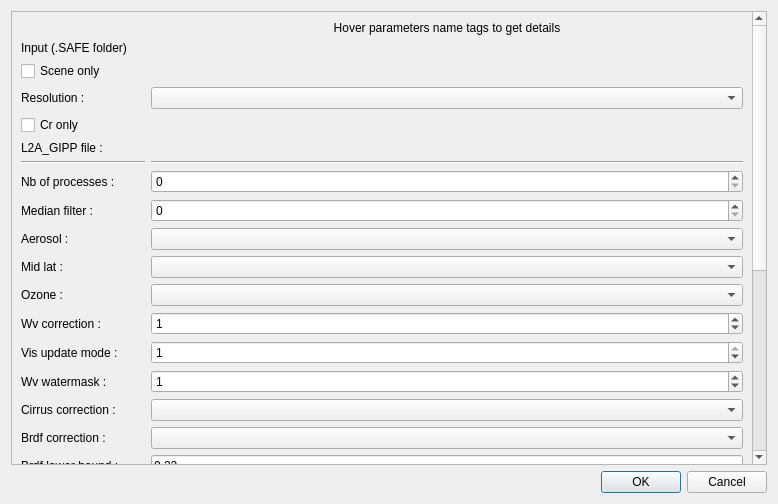
This is sen2cor_adapter_dialog_base.ui in MathisRD/sen2cor_adapter as Qt 5 draws it before an edit. The edited form follows.
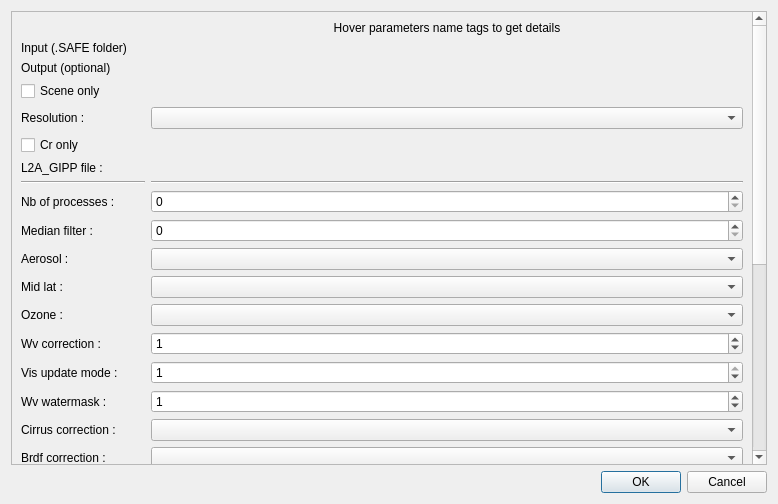
This is the edited form. Custom widgets are drawn as their Qt base class.

Commit message: Added output folder form

```diff
--- a/sen2cor_adapter_dialog_base.ui
+++ b/sen2cor_adapter_dialog_base.ui
@@ -35,11 +35,11 @@
         <x>0</x>
         <y>0</y>
         <width>742</width>
-        <height>1049</height>
+        <height>1089</height>
        </rect>
       </property>
       <layout class="QGridLayout" name="gridLayout_2">
-       <item row="13" column="1">
+       <item row="14" column="1">
         <widget class="QgsSpinBox" name="wvCorrectionSpin">
          <property name="maximum">
           <number>4</number>
@@ -49,7 +49,7 @@
          </property>
         </widget>
        </item>
-       <item row="29" column="0">
+       <item row="30" column="0">
         <widget class="QLabel" name="generateDdvOutLab">
          <property name="toolTip">
           <string>FALSE: no DDV output, TRUE: store DDV in the QI_DATA directory</string>
@@ -59,79 +59,79 @@
          </property>
         </widget>
        </item>
-       <item row="18" column="1">
+       <item row="19" column="1">
         <widget class="QLineEdit" name="brdfLowerForm">
          <property name="text">
           <string>0.22</string>
          </property>
         </widget>
        </item>
-       <item row="21" column="1">
+       <item row="22" column="1">
         <widget class="QLineEdit" name="wvThresCirrusForm">
          <property name="text">
           <string>0.25</string>
          </property>
         </widget>
        </item>
-       <item row="22" column="1">
+       <item row="23" column="1">
         <widget class="QLineEdit" name="demDirForm"/>
        </item>
-       <item row="26" column="1">
+       <item row="27" column="1">
         <widget class="QLineEdit" name="smoothWvMapForm">
          <property name="text">
           <string>100.0</string>
          </property>
         </widget>
        </item>
-       <item row="24" column="1">
-        <widget class="QgsSpinBox" name="demUnitSpin">
-         <property name="maximum">
-          <number>2</number>
-         </property>
-        </widget>
-       </item>
        <item row="25" column="1">
+        <widget class="QgsSpinBox" name="demUnitSpin">
+         <property name="maximum">
+          <number>2</number>
+         </property>
+        </widget>
+       </item>
+       <item row="26" column="1">
         <widget class="QLineEdit" name="adjacencyRangeForm">
          <property name="text">
           <string>1.0</string>
          </property>
         </widget>
        </item>
-       <item row="20" column="1">
+       <item row="21" column="1">
         <widget class="QLineEdit" name="altitudeForm">
          <property name="text">
           <string>0.100</string>
          </property>
         </widget>
        </item>
-       <item row="19" column="1">
+       <item row="20" column="1">
         <widget class="QLineEdit" name="visibilityForm">
          <property name="text">
           <string>40.0</string>
          </property>
         </widget>
        </item>
-       <item row="23" column="1">
+       <item row="24" column="1">
         <widget class="QLineEdit" name="demRefForm">
          <property name="text">
           <string>http://data_public:GDdci@data.cgiar-csi.org/srtm/tiles/GeoTIFF/</string>
          </property>
         </widget>
        </item>
-       <item row="10" column="1">
+       <item row="11" column="1">
         <widget class="QComboBox" name="aerosolCombo"/>
        </item>
-       <item row="3" column="1">
+       <item row="4" column="1">
         <widget class="QComboBox" name="resCombo"/>
        </item>
-       <item row="5" column="0">
+       <item row="6" column="0">
         <widget class="QLabel" name="gippLab">
          <property name="text">
           <string>L2A_GIPP file :</string>
          </property>
         </widget>
        </item>
-       <item row="12" column="0">
+       <item row="13" column="0">
         <widget class="QLabel" name="ozoneLab">
          <property name="toolTip">
           <string>&lt;html&gt;&lt;head/&gt;&lt;body&gt;&lt;p&gt;The atmospheric temperature profile and ozone content in Dobson Unit (DU):&lt;/p&gt;&lt;p&gt;0: to get the best approximation from metadata (this is the smallest difference between metadata and column DU)&lt;/p&gt;&lt;p&gt;else select one of:&lt;/p&gt;&lt;ul&gt;&lt;li&gt;For midlatitude summer (MS) atmosphere: 250, 290, 331 (standard MS), 370, 410, 450&lt;/li&gt;&lt;li&gt;For midlatitude winter (MW) atmosphere: 250, 290, 330, 377 (standard MW), 420, 460&lt;/li&gt;&lt;/ul&gt;&lt;/body&gt;&lt;/html&gt;</string>
@@ -141,7 +141,7 @@
          </property>
         </widget>
        </item>
-       <item row="17" column="0">
+       <item row="18" column="0">
         <widget class="QLabel" name="brdfCorLab">
          <property name="toolTip">
           <string>0: no BRDF correction, 1, 2, 11, 12, 22, 21: see S2-PDGS-MPC-L2A-IODD for explanation</string>
@@ -151,7 +151,7 @@
          </property>
         </widget>
        </item>
-       <item row="15" column="1">
+       <item row="16" column="1">
         <widget class="QgsSpinBox" name="wvWatermaskSpin">
          <property name="maximum">
           <number>2</number>
@@ -161,7 +161,7 @@
          </property>
         </widget>
        </item>
-       <item row="23" column="0">
+       <item row="24" column="0">
         <widget class="QLabel" name="demRefLab">
          <property name="toolTip">
           <string>Reference to DEM URL. A SRTM DEM will be downloaded from this reference, if no local DEM is available.</string>
@@ -171,7 +171,7 @@
          </property>
         </widget>
        </item>
-       <item row="14" column="1">
+       <item row="15" column="1">
         <widget class="QgsSpinBox" name="visUpdateSpin">
          <property name="maximum">
           <number>1</number>
@@ -181,7 +181,7 @@
          </property>
         </widget>
        </item>
-       <item row="24" column="0">
+       <item row="25" column="0">
         <widget class="QLabel" name="demUnitLab">
          <property name="toolTip">
           <string>Default DEM unit: 0=[m], 1=[dm], 2=[cm]</string>
@@ -191,7 +191,7 @@
          </property>
         </widget>
        </item>
-       <item row="19" column="0">
+       <item row="20" column="0">
         <widget class="QLabel" name="visibilityLab">
          <property name="toolTip">
           <string>5 km &lt;= visibility &lt;= 120 km</string>
@@ -201,7 +201,7 @@
          </property>
         </widget>
        </item>
-       <item row="27" column="0">
+       <item row="28" column="0">
         <widget class="QLabel" name="generateDemOutLab">
          <property name="toolTip">
           <string>FALSE: no DEM output, TRUE: store DEM in the AUX data directory</string>
@@ -211,14 +211,14 @@
          </property>
         </widget>
        </item>
-       <item row="9" column="1">
+       <item row="10" column="1">
         <widget class="QgsSpinBox" name="medianFilterSpin">
          <property name="maximum">
           <number>10</number>
          </property>
         </widget>
        </item>
-       <item row="11" column="0">
+       <item row="12" column="0">
         <widget class="QLabel" name="midLatLab">
          <property name="toolTip">
           <string>Default mid latitue, if not automatic determinded via metadata, can be: SUMMER, WINTER, AUTO</string>
@@ -228,7 +228,7 @@
          </property>
         </widget>
        </item>
-       <item row="10" column="0">
+       <item row="11" column="0">
         <widget class="QLabel" name="aerosolLab">
          <property name="toolTip">
           <string>Default aerosol type, if not automatic determinded via metadata, can be: RURAL, MARITIME or AUTO</string>
@@ -238,7 +238,7 @@
          </property>
         </widget>
        </item>
-       <item row="13" column="0">
+       <item row="14" column="0">
         <widget class="QLabel" name="wvCorrectionLab">
          <property name="toolTip">
           <string>&lt;html&gt;&lt;head/&gt;&lt;body&gt;&lt;p&gt;Enumeration for correction of Water Vapour: &lt;/p&gt;&lt;ul&gt;&lt;li&gt;0: No correction&lt;/li&gt;&lt;li&gt;1: only 940 nm bands&lt;/li&gt;&lt;li&gt;2: only 1130 nm bands&lt;/li&gt;&lt;li&gt;3: both regions used during wv retrieval&lt;/li&gt;&lt;li&gt;4: Thermal region&lt;/li&gt;&lt;/ul&gt;&lt;/body&gt;&lt;/html&gt;</string>
@@ -248,7 +248,7 @@
          </property>
         </widget>
        </item>
-       <item row="15" column="0">
+       <item row="16" column="0">
         <widget class="QLabel" name="wvWatermaskLab">
          <property name="toolTip">
           <string>&lt;html&gt;&lt;head/&gt;&lt;body&gt;&lt;p&gt;Enumeration for setting of Water Vapour mask&lt;/p&gt;&lt;ul&gt;&lt;li&gt;0: not replaced&lt;/li&gt;&lt;li&gt;1: land-average&lt;/li&gt;&lt;li&gt;2: line-average&lt;/li&gt;&lt;/ul&gt;&lt;/body&gt;&lt;/html&gt;</string>
@@ -258,7 +258,7 @@
          </property>
         </widget>
        </item>
-       <item row="8" column="1">
+       <item row="9" column="1">
         <widget class="QgsSpinBox" name="nbProcSpin">
          <property name="minimum">
           <number>0</number>
@@ -271,7 +271,7 @@
          </property>
         </widget>
        </item>
-       <item row="16" column="0">
+       <item row="17" column="0">
         <widget class="QLabel" name="cirrusCorLab">
          <property name="toolTip">
           <string>Boolean flag for cirrus correction, FALSE: no cirrus correction applied, TRUE: cirrus correction applied</string>
@@ -281,7 +281,7 @@
          </property>
         </widget>
        </item>
-       <item row="21" column="0">
+       <item row="22" column="0">
         <widget class="QLabel" name="wvThresCirrusLab">
          <property name="toolTip">
           <string>Water Vapor threshold to switch off cirrus algorithm [cm] from 0.1 to 1.0</string>
@@ -291,7 +291,7 @@
          </property>
         </widget>
        </item>
-       <item row="14" column="0">
+       <item row="15" column="0">
         <widget class="QLabel" name="visUpdateLab">
          <property name="toolTip">
           <string>Update mode for visibility: 0: fixed or 1: automatic determination</string>
@@ -301,7 +301,7 @@
          </property>
         </widget>
        </item>
-       <item row="26" column="0">
+       <item row="27" column="0">
         <widget class="QLabel" name="smoothWvMapLab">
          <property name="toolTip">
           <string>Length of square box in meters (from 0 to 300.0)</string>
@@ -311,7 +311,7 @@
          </property>
         </widget>
        </item>
-       <item row="28" column="0">
+       <item row="29" column="0">
         <widget class="QLabel" name="generateTciOutLab">
          <property name="toolTip">
           <string>FALSE: no TCI output, TRUE: store TCI in the IMAGE data directory</string>
@@ -331,7 +331,14 @@
          </property>
         </widget>
        </item>
-       <item row="9" column="0">
+       <item row="8" column="0">
+        <widget class="Line" name="line_2">
+         <property name="orientation">
+          <enum>Qt::Horizontal</enum>
+         </property>
+        </widget>
+       </item>
+       <item row="10" column="0">
         <widget class="QLabel" name="medianFilterLab">
          <property name="toolTip">
           <string>Median filtering used for shaping of scene classificaion</string>
@@ -341,7 +348,7 @@
          </property>
         </widget>
        </item>
-       <item row="20" column="0">
+       <item row="21" column="0">
         <widget class="QLabel" name="altitudeLab">
          <property name="toolTip">
           <string>Default altitude in Km (from 0 to 2.5)</string>
@@ -351,7 +358,7 @@
          </property>
         </widget>
        </item>
-       <item row="22" column="0">
+       <item row="23" column="0">
         <widget class="QLabel" name="demDirLab">
          <property name="toolTip">
           <string>Reference to directory of DEM location. If left blank, no DEM will be used.</string>
@@ -361,10 +368,10 @@
          </property>
         </widget>
        </item>
-       <item row="5" column="1">
+       <item row="6" column="1">
         <widget class="QgsFileWidget" name="gippChooser"/>
        </item>
-       <item row="4" column="0">
+       <item row="5" column="0">
         <widget class="QCheckBox" name="crCheck">
          <property name="toolTip">
           <string>Performs only the creation of the L2A product tree, no processing</string>
@@ -374,7 +381,7 @@
          </property>
         </widget>
        </item>
-       <item row="3" column="0">
+       <item row="4" column="0">
         <widget class="QLabel" name="resLab">
          <property name="toolTip">
           <string>Target resolution, can be 10, 20 or 60m. If ALL, all resolutions will be processed</string>
@@ -384,7 +391,7 @@
          </property>
         </widget>
        </item>
-       <item row="2" column="0">
+       <item row="3" column="0">
         <widget class="QCheckBox" name="scCheck">
          <property name="toolTip">
           <string>Performs only the scene classification at 60 or 20m resolution</string>
@@ -394,7 +401,7 @@
          </property>
         </widget>
        </item>
-       <item row="18" column="0">
+       <item row="19" column="0">
         <widget class="QLabel" name="brdfLowerLab">
          <property name="toolTip">
           <string>Lower bound of BRDF correction (from 0.1 to 0.25): In most cases, g=0.2 to 0.25 is adequate, in extreme cases of overcorrection g=0.1 should be applied</string>
@@ -411,7 +418,7 @@
          </property>
         </widget>
        </item>
-       <item row="25" column="0">
+       <item row="26" column="0">
         <widget class="QLabel" name="adjacencyRangeLab">
          <property name="toolTip">
           <string>Default adjacency range in Km (from 0 to 10.0)</string>
@@ -421,7 +428,7 @@
          </property>
         </widget>
        </item>
-       <item row="8" column="0">
+       <item row="9" column="0">
         <widget class="QLabel" name="nbProcLab">
          <property name="toolTip">
           <string>0 = AUTO - Number of processes you intend to operate in parallel</string>
@@ -434,41 +441,47 @@
        <item row="1" column="1">
         <widget class="QgsFileWidget" name="inputChooser"/>
        </item>
-       <item row="27" column="1">
-        <widget class="QComboBox" name="generateDemOutCombo"/>
-       </item>
        <item row="28" column="1">
-        <widget class="QComboBox" name="generateTciOutCombo"/>
+        <widget class="QComboBox" name="generateDemOutCombo"/>
        </item>
        <item row="29" column="1">
+        <widget class="QComboBox" name="generateTciOutCombo"/>
+       </item>
+       <item row="30" column="1">
         <widget class="QComboBox" name="generateDdvOutCombo"/>
        </item>
-       <item row="17" column="1">
+       <item row="18" column="1">
         <widget class="QComboBox" name="brdfCorCombo"/>
        </item>
-       <item row="16" column="1">
+       <item row="17" column="1">
         <widget class="QComboBox" name="cirrusCorCombo"/>
        </item>
-       <item row="12" column="1">
+       <item row="13" column="1">
         <widget class="QComboBox" name="ozoneCombo"/>
        </item>
-       <item row="11" column="1">
+       <item row="12" column="1">
         <widget class="QComboBox" name="midLatCombo"/>
        </item>
-       <item row="7" column="1">
+       <item row="8" column="1">
         <widget class="Line" name="line">
          <property name="orientation">
           <enum>Qt::Horizontal</enum>
          </property>
         </widget>
        </item>
-       <item row="7" column="0">
-        <widget class="Line" name="line_2">
-         <property name="orientation">
-          <enum>Qt::Horizontal</enum>
+       <item row="2" column="0">
+        <widget class="QLabel" name="outputLab">
+         <property name="toolTip">
+          <string>Output directory of the L2A product. If left blank, L2A will be store in the input root folder.</string>
+         </property>
+         <property name="text">
+          <string>Output (optional)</string>
          </property>
         </widget>
        </item>
+       <item row="2" column="1">
+        <widget class="QgsFileWidget" name="outputChooser"/>
+       </item>
       </layout>
      </widget>
     </widget>
```
The commit also changes 1 other file.
